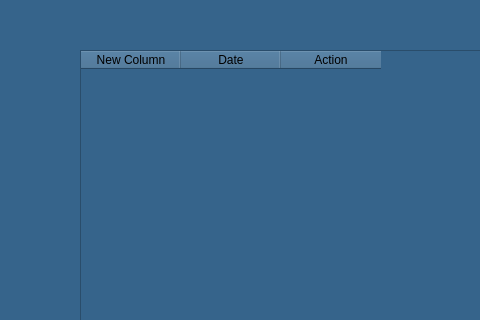
The window that statementpage.ui (melihorhanyilmaz/Project) describes before a commit, drawn with Qt 5; both pictures show x 0 to 480 and y 0 to 320 of the 800 by 600 pixel window.
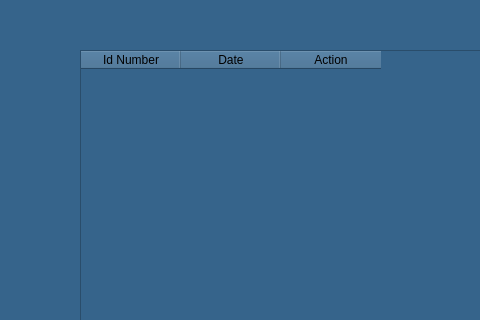
The same window after the commit.

Patch:
```diff
--- a/statementpage.ui
+++ b/statementpage.ui
@@ -27,7 +27,7 @@
    </property>
    <column>
     <property name="text">
-     <string>New Column</string>
+     <string>Id Number</string>
     </property>
    </column>
    <column>
```
